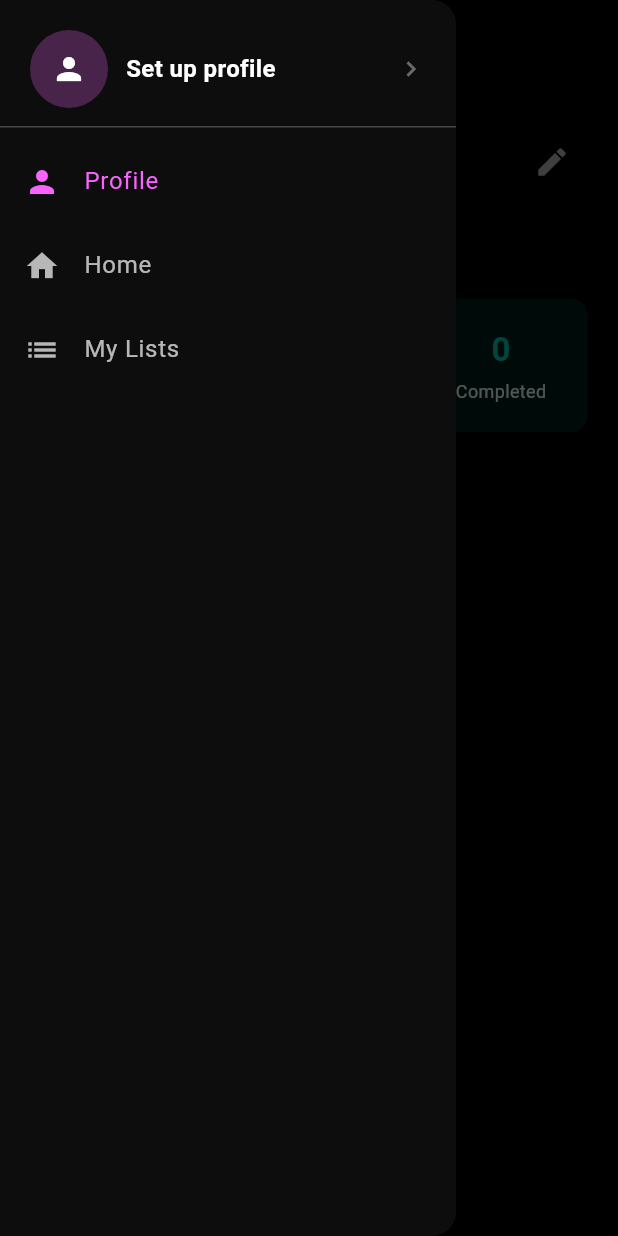
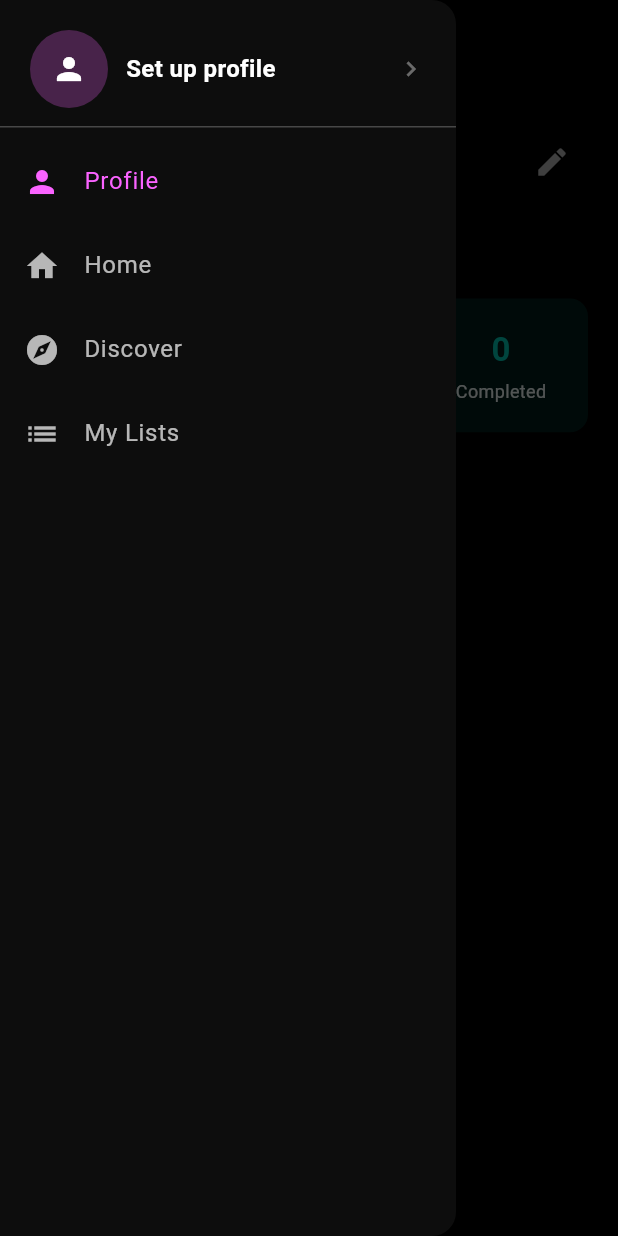
Before and after one commit to Soyokaze00/movie_night, a Flutter app: the ProfileTab screen opened directly, with the side drawer open, on a phone screen of 412 x 824 dp. Run offline on Flutter 3.47's test engine with Material 3 defaults, Android fonts, the phone set to English and light mode, and no system bars; our stand-ins replace flutter_dotenv, sqflite, sqflite_common_ffi, sqflite_common_ffi_web; accounts and stored records are empty; network calls fail; Roboto replaces fonts that are missing (Times).

Commit message:
wired Discover into bottom nav and drawer, improve search hint text

```diff
--- a/lib/screens/main_shell.dart
+++ b/lib/screens/main_shell.dart
@@ -1,5 +1,6 @@
 import 'package:flutter/material.dart';
 import 'home_screen.dart';
+import 'discover_tab.dart';
 import 'lists_tab.dart';
 import 'profile_tab.dart';
 
@@ -16,6 +17,7 @@ class _MainShellState extends State<MainShell> {
 
   final List<Widget> _tabs = const [
     HomeTab(),
+    DiscoverTab(),
     ListsTab(),
     ProfileTab(),
   ];
@@ -41,6 +43,7 @@ class _MainShellState extends State<MainShell> {
         unselectedItemColor: Colors.white54,
         items: const [
           BottomNavigationBarItem(icon: Icon(Icons.home), label: "Home"),
+          BottomNavigationBarItem(icon: Icon(Icons.explore), label: "Discover"),
           BottomNavigationBarItem(icon: Icon(Icons.list), label: "My Lists"),
           BottomNavigationBarItem(icon: Icon(Icons.person), label: "Profile"),
         ],
--- a/lib/screens/profile_tab.dart
+++ b/lib/screens/profile_tab.dart
@@ -12,7 +12,7 @@ class ProfileTab extends StatelessWidget {
     final theme = Theme.of(context);
     return Scaffold(
       backgroundColor: Colors.black,
-      drawer: const AppDrawer(currentIndex: 2),
+      drawer: const AppDrawer(currentIndex: 3),
       appBar: AppBar(
         backgroundColor: Colors.black,
         elevation: 0,
--- a/lib/screens/search_screen.dart
+++ b/lib/screens/search_screen.dart
@@ -46,7 +46,7 @@ class _SearchScreenState extends State<SearchScreen> {
           onChanged: _onChanged,
           style: const TextStyle(color: Colors.white, fontFamily: 'Times'),
           decoration: InputDecoration(
-            hintText: 'Search movies & anime...',
+            hintText: 'Search title, actor, or director...',
             hintStyle: const TextStyle(color: Colors.white38, fontFamily: 'Times'),
             border: InputBorder.none,
             suffixIcon: _controller.text.isNotEmpty
--- a/lib/widgets/app_drawer.dart
+++ b/lib/widgets/app_drawer.dart
@@ -66,9 +66,10 @@ class AppDrawer extends StatelessWidget {
                 ),
                 const Divider(color: Colors.white24, height: 1),
                 const SizedBox(height: 8),
-                item(Icons.person, "Profile", 2),
+                item(Icons.person, "Profile", 3),
                 item(Icons.home, "Home", 0),
-                item(Icons.list, "My Lists", 1),
+                item(Icons.explore, "Discover", 1),
+                item(Icons.list, "My Lists", 2),
               ],
             );
           },
```
